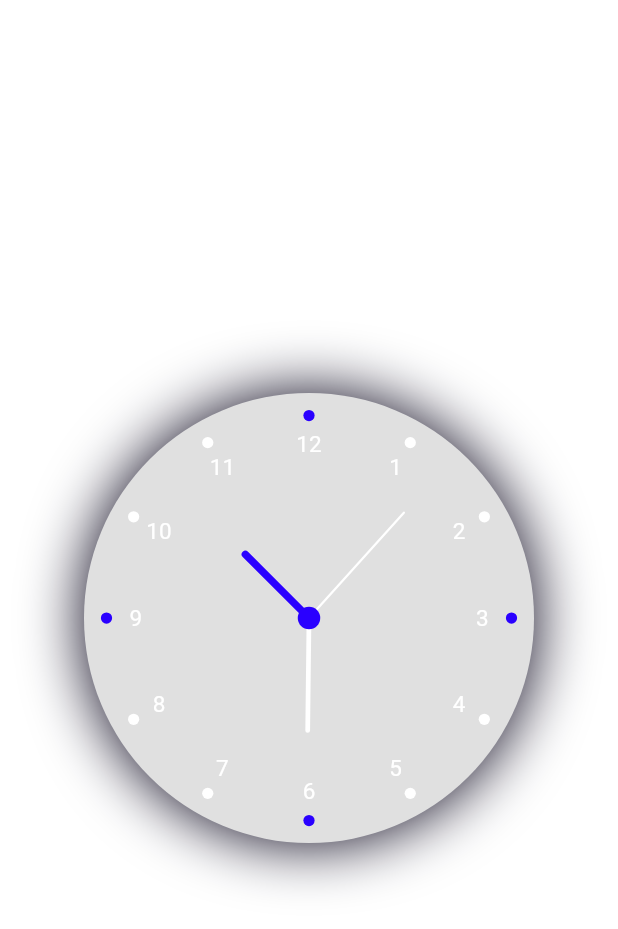
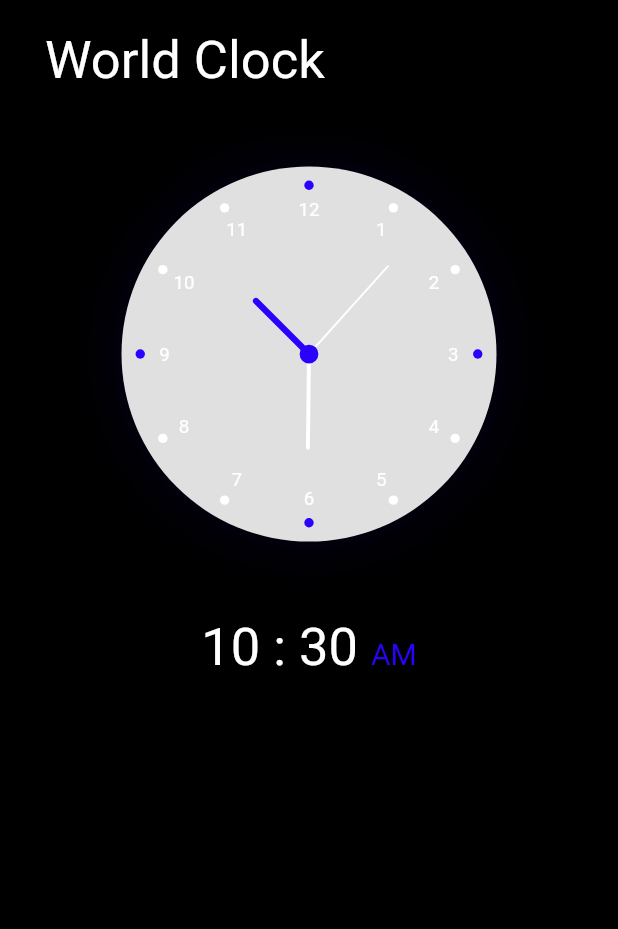
Before and after one commit to ParthBaraiya/world_clock, a Flutter app: the screen it shows after launch, on a phone screen of 412 x 824 dp. Shown: the top 929 px of the screen. Run offline on Flutter 3.47's test engine with Material 2 defaults, Android fonts, the phone set to English and light mode, and no system bars; our stand-ins replace shared_preferences.

Commit message:
set clock position and add timer text.

```diff
--- /dev/null
+++ b/lib/font_icon/world_clock_icons.dart
@@ -0,0 +1,21 @@
+// Place fonts/world_clock.ttf in your fonts/ directory and
+// add the following to your pubspec.yaml
+// flutter:
+//   fonts:
+//    - family: world_clock
+//      fonts:
+//       - asset: fonts/world_clock.ttf
+import 'package:flutter/widgets.dart';
+
+class WorldClock {
+  WorldClock._();
+
+  static const String _fontFamily = 'World Clock';
+
+  static const IconData exchange = IconData(0xe900, fontFamily: _fontFamily);
+  static const IconData more = IconData(0xe901, fontFamily: _fontFamily);
+  static const IconData arrow_down = IconData(0xe902, fontFamily: _fontFamily);
+  static const IconData arrow_up = IconData(0xe903, fontFamily: _fontFamily);
+  static const IconData disk = IconData(0xe904, fontFamily: _fontFamily);
+  static const IconData spinner = IconData(0xe97a, fontFamily: _fontFamily);
+}
--- /dev/null
+++ b/lib/service/constants.dart
@@ -0,0 +1,8 @@
+import 'package:intl/intl.dart';
+
+class Constants {
+  Constants._();
+
+  static final DateFormat hhMM = DateFormat("hh : mm");
+  static final DateFormat a = DateFormat("a");
+}
--- a/lib/service/shared_preferences.dart
+++ b/lib/service/shared_preferences.dart
@@ -6,12 +6,17 @@ class SPService {
 
   SPService._();
 
+  bool _initialized = false;
+
   late SharedPreferences preferences;
 
   final String themeKey = "SP_THEME";
 
   Future<void> initialize() async {
+    if (_initialized) return;
+
     preferences = await SharedPreferences.getInstance();
+    _initialized = true;
   }
 
   Future<void> setTheme(ThemeMode mode) async =>
--- a/lib/theme/theme.dart
+++ b/lib/theme/theme.dart
@@ -24,6 +24,10 @@ class CustomTheme extends ChangeNotifier {
 
   Color get shadowColor => _data.shadowColor;
 
+  TextStyle get titleStyle => _data.titleStyle;
+
+  TextStyle get subtitleStyle => _data.subtitleStyle;
+
   /// This function will have effect only once.
   void initialize(ThemeMode mode) {
     if (_initialized) return;
@@ -35,7 +39,6 @@ class CustomTheme extends ChangeNotifier {
 
   Future<void> updateThemeMode(ThemeMode mode) async {
     if (_mode != mode) {
-
       await SPService.i.setTheme(mode);
       _mode = mode;
       notifyListeners();
--- a/lib/theme/theme_data.dart
+++ b/lib/theme/theme_data.dart
@@ -6,11 +6,14 @@ abstract class _ThemeData {
   late Color primaryTextColor;
   late Color accentTextColor;
   late Color shadowColor;
+
+  late TextStyle titleStyle;
+  late TextStyle subtitleStyle;
 }
 
 class _LightThemeData implements _ThemeData {
   @override
-  Color backgroundColor = Colors.white;
+  Color backgroundColor = const Color(0xff000000);
 
   @override
   Color clockBackground = const Color(0xffe0e0e0);
@@ -19,15 +22,27 @@ class _LightThemeData implements _ThemeData {
   Color accentTextColor = const Color(0xff2a00ff);
 
   @override
-  Color primaryTextColor = Colors.white;
+  Color primaryTextColor = const Color(0xffffffff);
 
   @override
   Color shadowColor = const Color(0xff040017);
+
+  @override
+  TextStyle titleStyle = const TextStyle(
+    fontSize: 35,
+    color: Colors.white,
+  );
+
+  @override
+  TextStyle subtitleStyle = const TextStyle(
+    color: Color(0xff2a00ff),
+    fontSize: 20,
+  );
 }
 
 class _DarkThemeData implements _ThemeData {
   @override
-  Color backgroundColor = Colors.black;
+  Color backgroundColor = const Color(0xff000000);
 
   @override
   Color clockBackground = const Color(0xff0e0e0e);
@@ -36,8 +51,20 @@ class _DarkThemeData implements _ThemeData {
   Color accentTextColor = const Color(0xff2a00ff);
 
   @override
-  Color primaryTextColor = Colors.white;
+  Color primaryTextColor = const Color(0xffffffff);
 
   @override
   Color shadowColor = const Color(0xff040017);
+
+  @override
+  TextStyle titleStyle = const TextStyle(
+    fontSize: 35,
+    color: Colors.white,
+  );
+
+  @override
+  TextStyle subtitleStyle = const TextStyle(
+    color: Color(0xff2a00ff),
+    fontSize: 20,
+  );
 }
--- a/lib/view/home.dart
+++ b/lib/view/home.dart
@@ -1,5 +1,7 @@
 import 'package:flutter/material.dart';
+import 'package:world_clock/widget/timer_indictor.dart';
 import '../clock/clock.dart';
+import '../font_icon/world_clock_icons.dart';
 import '../theme/theme.dart';
 
 class HomePage extends StatefulWidget {
@@ -18,9 +20,42 @@ class _HomePageState extends State<HomePage> {
       backgroundColor: CustomTheme.i.backgroundColor,
       extendBody: true,
       extendBodyBehindAppBar: true,
-      body: const Center(
-        child: Clock(
-          radius: 300,
+      body: SafeArea(
+        child: Column(
+          children: [
+            Padding(
+              padding: const EdgeInsets.only(
+                  top: 20.0, left: 30.0, right: 10.0, bottom: 50.0),
+              child: Row(
+                children: [
+                  Expanded(
+                    child: Text(
+                      "World Clock",
+                      style: CustomTheme.i.titleStyle,
+                    ),
+                  ),
+                  const Icon(
+                    WorldClock.more,
+                    size: 30,
+                  ),
+                  const SizedBox(
+                    width: 15,
+                  ),
+                  const Icon(
+                    WorldClock.exchange,
+                    size: 30,
+                  ),
+                ],
+              ),
+            ),
+            const Clock(
+              radius: 250,
+            ),
+            const SizedBox(
+              height: 50,
+            ),
+            const TimeIndicator(),
+          ],
         ),
       ),
     );
--- /dev/null
+++ b/lib/widget/timer_indictor.dart
@@ -0,0 +1,51 @@
+import 'package:flutter/material.dart';
+import 'package:world_clock/service/constants.dart';
+import 'package:world_clock/service/timer.dart';
+import 'package:world_clock/theme/theme.dart';
+
+class TimeIndicator extends StatefulWidget {
+  const TimeIndicator({Key? key}) : super(key: key);
+
+  @override
+  _TimeIndicatorState createState() => _TimeIndicatorState();
+}
+
+class _TimeIndicatorState extends State<TimeIndicator> {
+  ClockTimer get _timer => ClockTimer.timer;
+
+  @override
+  void initState() {
+    super.initState();
+
+    _timer.addListener(_reload);
+  }
+
+  @override
+  void dispose() {
+    _timer.removeListener(_reload);
+
+    super.dispose();
+  }
+
+  void _reload() {
+    if (mounted) setState(() {});
+  }
+
+  @override
+  Widget build(BuildContext context) {
+    return RichText(
+      text: TextSpan(
+        children: [
+          TextSpan(
+            text: "${Constants.hhMM.format(_timer.currentDate)} ",
+            style: CustomTheme.i.titleStyle,
+          ),
+          TextSpan(
+            text: _timer.currentDate.hour >= 12 ? 'PM' : 'AM',
+            style: CustomTheme.i.subtitleStyle,
+          ),
+        ],
+      ),
+    );
+  }
+}
```
Also changed, not shown: pubspec.yaml (+5 -4 lines), assets/icon/arrow_down.svg (added), assets/icon/arrow_up.svg (added), assets/icon/disk.svg (added), assets/icon/exchange.svg (added), assets/icon/more.svg (added), fonts/world_clock.ttf (added), pubspec.lock, 1 other file.
